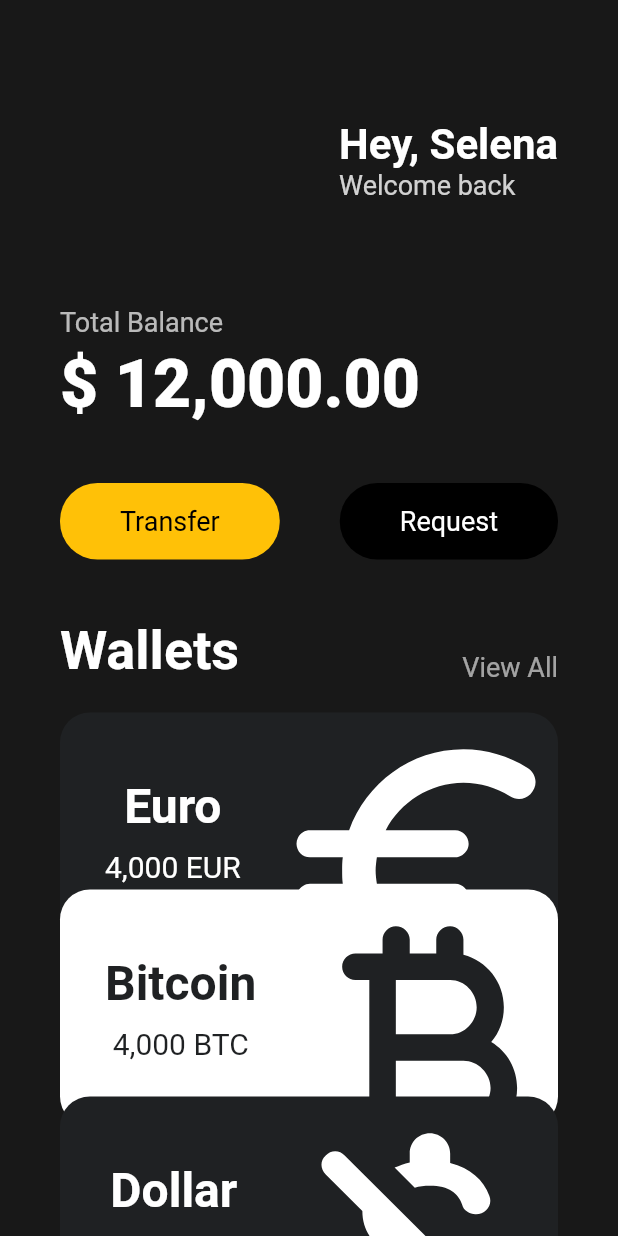
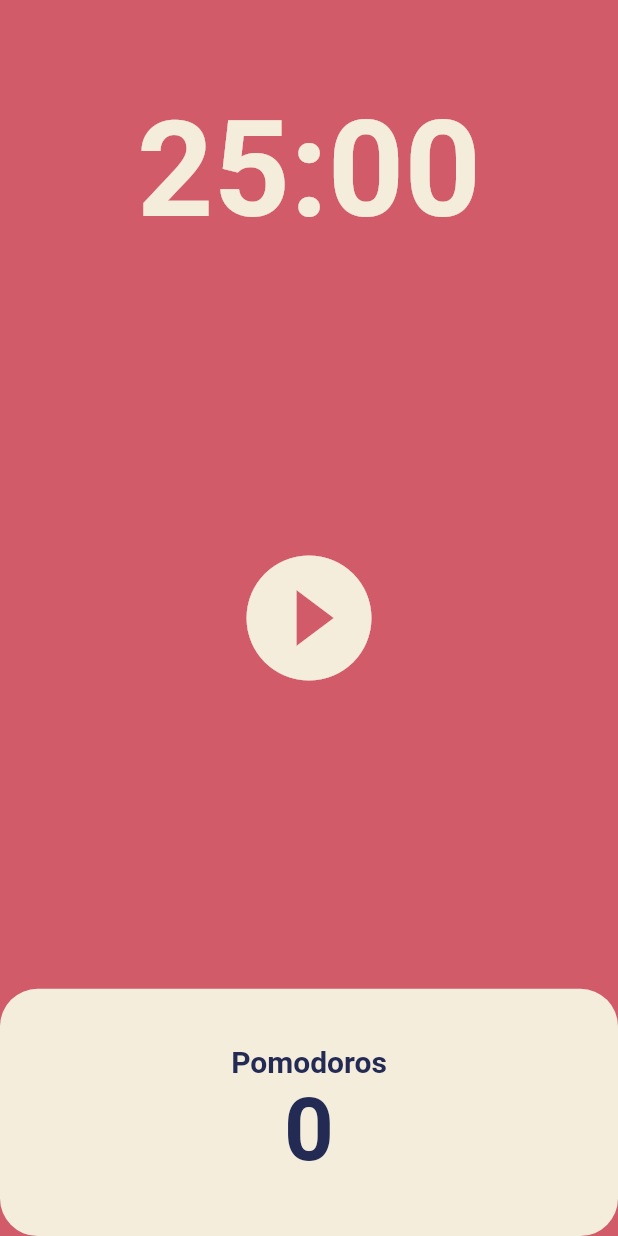
Before and after one commit to kim-seonwoo/nomadcoderwebtoon, a Flutter app: the screen it shows after launch, on a phone screen of 412 x 824 dp. Run offline on Flutter 3.47's test engine with Material 2 defaults, Android fonts, the phone set to English and light mode, and no system bars.

```diff
--- a/toonflix/lib/main.dart
+++ b/toonflix/lib/main.dart
@@ -1,6 +1,5 @@
 import 'package:flutter/material.dart';
-import 'package:toonflix/widgets/buton.dart';
-import 'package:toonflix/widgets/currency_card.dart';
+import 'package:toonflix/screens/home_screen.dart';
 
 void main() {
   runApp(const App());
@@ -12,142 +11,18 @@ class App extends StatelessWidget {
   @override
   Widget build(BuildContext context) {
     return MaterialApp(
-      home: Scaffold(
-        backgroundColor: const Color(0xFF181818),
-        body: SingleChildScrollView(
-          child: Padding(
-            padding: const EdgeInsets.symmetric(
-              horizontal: 40,
-            ),
-            child: Column(
-              crossAxisAlignment: CrossAxisAlignment.start,
-              children: [
-                const SizedBox(
-                  height: 80,
-                ),
-                const Row(
-                  mainAxisAlignment: MainAxisAlignment.end,
-                  children: [
-                    Column(
-                      crossAxisAlignment: CrossAxisAlignment.start,
-                      children: [
-                        Text(
-                          'Hey, Selena',
-                          style: TextStyle(
-                            color: Colors.white,
-                            fontSize: 28,
-                            fontWeight: FontWeight.w600,
-                          ),
-                        ),
-                        Text(
-                          'Welcome back',
-                          style: TextStyle(
-                            color: Color.fromRGBO(255, 255, 255, 0.8),
-                            fontSize: 18,
-                          ),
-                        ),
-                      ],
-                    )
-                  ],
-                ),
-                const SizedBox(
-                  height: 70,
-                ),
-                const Text(
-                  'Total Balance',
-                  style: TextStyle(
-                    color: Color.fromRGBO(255, 255, 255, 0.7),
-                    fontSize: 18,
-                  ),
-                ),
-                const SizedBox(
-                  height: 5,
-                ),
-                const Text(
-                  '\$ 12,000.00',
-                  style: TextStyle(
-                    color: Color.fromRGBO(255, 255, 255, 1),
-                    fontSize: 44,
-                    fontWeight: FontWeight.w800,
-                  ),
-                ),
-                const SizedBox(
-                  height: 40,
-                ),
-                const Row(
-                  mainAxisAlignment: MainAxisAlignment.spaceBetween,
-                  children: [
-                    Button(
-                      text: 'Transfer',
-                      bgColor: Colors.amber,
-                      textColor: Colors.black,
-                    ),
-                    Button(
-                      text: 'Request',
-                      bgColor: Colors.black,
-                      textColor: Colors.white,
-                    ),
-                  ],
-                ),
-                const SizedBox(
-                  height: 40,
-                ),
-                const Row(
-                  crossAxisAlignment: CrossAxisAlignment.end,
-                  mainAxisAlignment: MainAxisAlignment.spaceBetween,
-                  children: [
-                    Text(
-                      'Wallets',
-                      style: TextStyle(
-                        color: Colors.white,
-                        fontSize: 36,
-                        fontWeight: FontWeight.w600,
-                      ),
-                    ),
-                    Text(
-                      'View All',
-                      style: TextStyle(
-                        color: Color.fromRGBO(255, 255, 255, 0.6),
-                        fontSize: 18,
-                      ),
-                    )
-                  ],
-                ),
-                const SizedBox(
-                  height: 20,
-                ),
-                const CurrencyCard(
-                  name: 'Euro',
-                  code: 'EUR',
-                  amount: '4,000',
-                  icon: Icons.euro_rounded,
-                  isInverted: false,
-                ),
-                Transform.translate(
-                  offset: const Offset(0, -40),
-                  child: const CurrencyCard(
-                    name: 'Bitcoin',
-                    code: 'BTC',
-                    amount: '4,000',
-                    icon: Icons.currency_bitcoin_rounded,
-                    isInverted: true,
-                  ),
-                ),
-                Transform.translate(
-                  offset: const Offset(0, -60),
-                  child: const CurrencyCard(
-                    name: 'Dollar',
-                    code: 'USD',
-                    amount: '3,200',
-                    icon: Icons.money_off_csred_rounded,
-                    isInverted: false,
-                  ),
-                ),
-              ],
-            ),
+      theme: ThemeData(
+        textTheme: const TextTheme(
+          displayLarge: TextStyle(
+            color: Color(0xFF232B55),
           ),
         ),
+        cardColor: const Color(0xFFF4EDDB),
+        colorScheme: const ColorScheme.light(
+          background: Color.fromARGB(255, 209, 91, 105),
+        ),
       ),
+      home: const HomeScreen(),
     );
   }
 }
--- /dev/null
+++ b/toonflix/lib/screens/home_screen.dart
@@ -0,0 +1,84 @@
+import 'package:flutter/material.dart';
+
+class HomeScreen extends StatefulWidget {
+  const HomeScreen({Key? key}) : super(key: key); // 'Key?' 형식의 key를 받도록 수정
+
+  @override
+  State<HomeScreen> createState() => _HomeScreenState();
+}
+
+class _HomeScreenState extends State<HomeScreen> {
+  int totalSeconds = 1500;
+
+  @override
+  Widget build(BuildContext context) {
+    return Scaffold(
+      backgroundColor:
+          Theme.of(context).colorScheme.background, // 여기에서 ')'를 하나 더 추가하여 오류 수정
+      body: Column(
+        children: [
+          Flexible(
+            flex: 1,
+            child: Container(
+              alignment: Alignment.bottomCenter,
+              child: Text(
+                '25:00',
+                style: TextStyle(
+                  color: Theme.of(context).cardColor,
+                  fontSize: 89,
+                  fontWeight: FontWeight.w600,
+                ),
+              ),
+            ),
+          ),
+          Flexible(
+            flex: 3,
+            child: Center(
+              child: IconButton(
+                onPressed: () {},
+                icon: const Icon(Icons.play_circle_fill_outlined),
+                // 여기에서 '}'를 하나 더 추가하여 오류 수정
+                iconSize: 100,
+                color: Theme.of(context).cardColor,
+              ),
+            ), // 내용이 없는 컨테이너, 필요한 내용을 추가하세요.
+          ),
+          Flexible(
+            flex: 1,
+            child: Row(
+              children: [
+                Expanded(
+                  child: Container(
+                    decoration: BoxDecoration(
+                      color: Theme.of(context).cardColor,
+                      borderRadius: BorderRadius.circular(25),
+                    ),
+                    child: const Column(
+                      mainAxisAlignment: MainAxisAlignment.center,
+                      children: [
+                        Text(
+                          'Pomodoros',
+                          style: TextStyle(
+                              fontSize: 20,
+                              color: Color(0xFF232B55),
+                              fontWeight: FontWeight.w600),
+                        ),
+                        Text(
+                          '0',
+                          style: TextStyle(
+                              fontSize: 58,
+                              color: Color(0xFF232B55),
+                              fontWeight: FontWeight.w600),
+                        ),
+                      ],
+                    ),
+                  ),
+                ),
+              ],
+            ), // 내용이 없는 컨테이너, 필요한 내용을 추가하세요.
+          ),
+        ],
+      ),
+    );
+  }
+}
```
